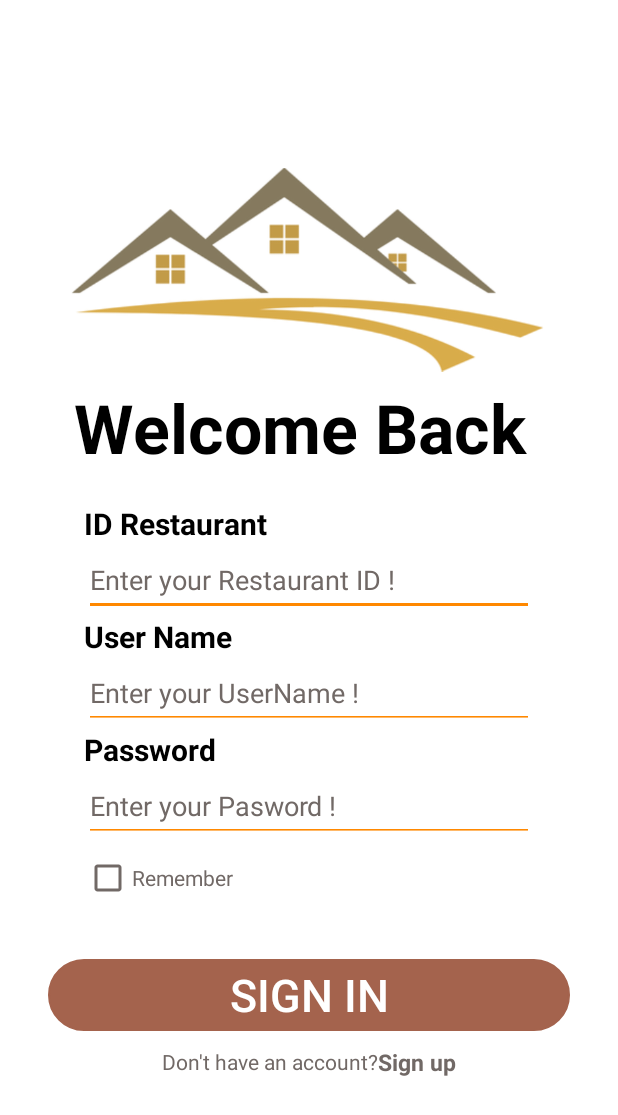
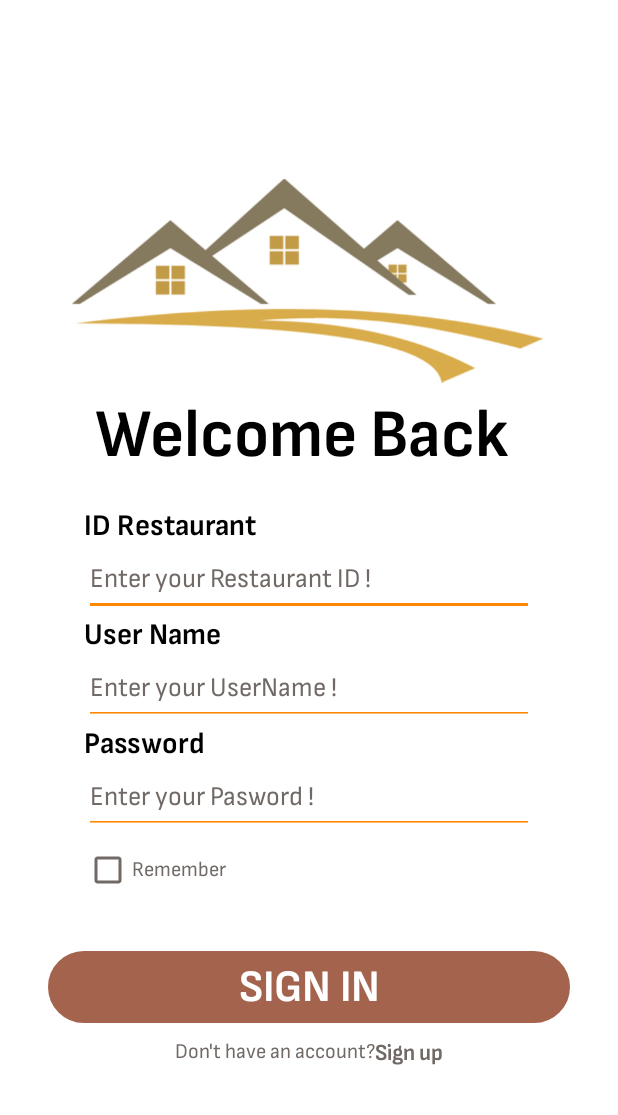
Before and after one commit to ltwang03/hres-management, an Android app: the LoginActivity screen opened directly, with no data from a screen before it, on a phone screen of 412 x 824 dp. Shown: the top 1115 px of the screen. Run offline under Robolectric (Android 15) with nearby library versions, the phone set to English and light mode, and no system bars.

Commit message:
done fontStyle

```diff
--- a/app/src/main/java/edu/huflit/hres_management/RegisterActivity.java
+++ b/app/src/main/java/edu/huflit/hres_management/RegisterActivity.java
@@ -2,6 +2,7 @@ package edu.huflit.hres_management;
 
 import androidx.appcompat.app.AppCompatActivity;
 import android.os.Bundle;
+
 
 public class RegisterActivity extends AppCompatActivity {
 
@@ -9,5 +10,6 @@ public class RegisterActivity extends AppCompatActivity {
     protected void onCreate(Bundle savedInstanceState) {
         super.onCreate(savedInstanceState);
         setContentView(R.layout.activity_register);
+
     }
 }
--- /dev/null
+++ b/app/src/main/res/font/sofia.xml
@@ -0,0 +1,16 @@
+<?xml version="1.0" encoding="utf-8"?>
+<font-family xmlns:android="http://schemas.android.com/apk/res/android"
+    xmlns:app="http://schemas.android.com/apk/res-auto">
+    <font
+        app:fontStyle="normal"
+        app:fontWeight="400"
+        app:font="@font/sofia_regular"/>
+    <font
+        app:fontStyle="italic"
+        app:fontWeight="400"
+        app:font="@font/sofia_italic"/>
+    <font
+        app:fontStyle="normal"
+        app:fontWeight="800"
+        app:font="@font/sofia_bold"/>
+</font-family>
--- a/app/src/main/res/layout/activity_login.xml
+++ b/app/src/main/res/layout/activity_login.xml
@@ -6,13 +6,16 @@
     android:layout_height="match_parent"
     android:orientation="vertical"
     android:gravity="center"
+    android:theme="@style/AppTheme"
     android:background="@color/white"
     tools:context=".LoginActivity">
 
     <ImageView
         android:layout_width="340dp"
         android:layout_height="150dp"
-        android:src="@drawable/logo_without_title"/>
+        android:src="@drawable/logo_without_title"
+        android:contentDescription="TODO"
+        tools:ignore="ContentDescription" />
 
     <TextView
         android:id="@+id/text"
@@ -23,8 +26,8 @@
         android:textColor="@color/black"
         android:textSize="45dp"
         android:layout_marginBottom="10dp"
-        android:textStyle="bold"/>
-    <!--        android:fontFamily="@font/urbanist_regular"/>-->
+        android:textFontWeight="800"
+        />
 
 
     <LinearLayout
@@ -42,7 +45,6 @@
             android:textStyle="bold"
             android:textSize="20dp"
             tools:ignore="TextSizeCheck" />
-        <!--            android:fontFamily="@font/urbanist_bold"-->
 
 
         <EditText
@@ -55,7 +57,6 @@
             android:textColorHint="#716966"
             android:inputType="text"
             android:minHeight="48dp" />
-        <!--            android:fontFamily="@font/urbanist_bold"-->
 
         <TextView
             android:layout_width="wrap_content"
@@ -122,6 +123,7 @@
         android:text="Sign in"
         android:textColor="@color/white"
         android:textSize="30dp"
+        android:textStyle="bold"
         app:backgroundTint="#A4634D" />
     <LinearLayout
         android:layout_width="wrap_content"
--- a/app/src/main/res/layout/activity_register.xml
+++ b/app/src/main/res/layout/activity_register.xml
@@ -8,7 +8,9 @@
     android:orientation="vertical"
     android:gravity="center"
     android:background="@color/white"
+    android:theme="@style/AppTheme"
     tools:context=".RegisterActivity">
+
     <ImageView
         android:layout_width="340dp"
         android:layout_height="150dp"
@@ -152,6 +154,7 @@
         android:layout_marginEnd="32dp"
         android:layout_marginStart="32dp"
         android:text="Sign up"
+
         android:textColor="@color/white"
         android:textSize="30dp"
         app:backgroundTint="#A4634D"
--- /dev/null
+++ b/app/src/main/res/values/style.xml
@@ -0,0 +1,7 @@
+<?xml version="1.0" encoding="utf-8"?>
+<resources>
+    <style name="AppTheme" parent="Theme.AppCompat.Light.DarkActionBar">
+        <item name="fontFamily">@font/sofia</item>
+    </style>
+
+</resources>
```
Also changed, not shown: app/src/main/res/layout/activity_intro.xml (+7 -4 lines), app/src/main/res/font/sofia_bold.ttf (added), app/src/main/res/font/sofia_italic.ttf (added), app/src/main/res/font/sofia_regular.ttf (added).
